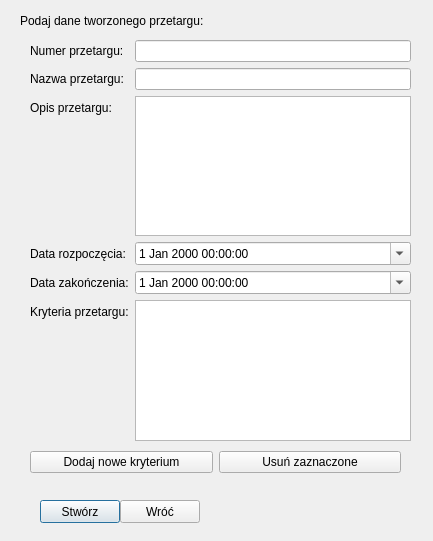
Above: klient/gui/nowaaukcja.ui from dominikj/PKRY before the change. Below: the same form after it.
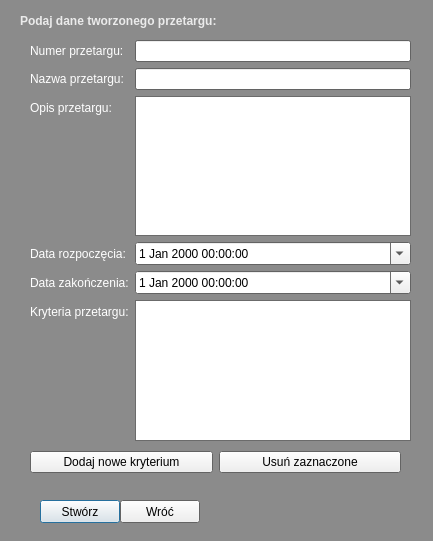
That is the form after the change.

Commit message: Poprawiono interface, dodano wyświetlanie do konsoli, wprowadzono sprawdzanie tekstu, trwa dokumentacja.

What changed in the file:
```diff
--- a/klient/gui/nowaaukcja.ui
+++ b/klient/gui/nowaaukcja.ui
@@ -10,6 +10,70 @@
     <height>541</height>
    </rect>
   </property>
+  <property name="palette">
+   <palette>
+    <active>
+     <colorrole role="Base">
+      <brush brushstyle="SolidPattern">
+       <color alpha="255">
+        <red>255</red>
+        <green>255</green>
+        <blue>255</blue>
+       </color>
+      </brush>
+     </colorrole>
+     <colorrole role="Window">
+      <brush brushstyle="SolidPattern">
+       <color alpha="255">
+        <red>139</red>
+        <green>139</green>
+        <blue>139</blue>
+       </color>
+      </brush>
+     </colorrole>
+    </active>
+    <inactive>
+     <colorrole role="Base">
+      <brush brushstyle="SolidPattern">
+       <color alpha="255">
+        <red>255</red>
+        <green>255</green>
+        <blue>255</blue>
+       </color>
+      </brush>
+     </colorrole>
+     <colorrole role="Window">
+      <brush brushstyle="SolidPattern">
+       <color alpha="255">
+        <red>139</red>
+        <green>139</green>
+        <blue>139</blue>
+       </color>
+      </brush>
+     </colorrole>
+    </inactive>
+    <disabled>
+     <colorrole role="Base">
+      <brush brushstyle="SolidPattern">
+       <color alpha="255">
+        <red>139</red>
+        <green>139</green>
+        <blue>139</blue>
+       </color>
+      </brush>
+     </colorrole>
+     <colorrole role="Window">
+      <brush brushstyle="SolidPattern">
+       <color alpha="255">
+        <red>139</red>
+        <green>139</green>
+        <blue>139</blue>
+       </color>
+      </brush>
+     </colorrole>
+    </disabled>
+   </palette>
+  </property>
   <property name="windowTitle">
    <string>Stwórz nowy przetarg</string>
   </property>
@@ -51,6 +115,43 @@
    <layout class="QFormLayout" name="formLayout">
     <item row="1" column="0">
      <widget class="QLabel" name="label">
+      <property name="palette">
+       <palette>
+        <active>
+         <colorrole role="WindowText">
+          <brush brushstyle="SolidPattern">
+           <color alpha="255">
+            <red>255</red>
+            <green>255</green>
+            <blue>255</blue>
+           </color>
+          </brush>
+         </colorrole>
+        </active>
+        <inactive>
+         <colorrole role="WindowText">
+          <brush brushstyle="SolidPattern">
+           <color alpha="255">
+            <red>255</red>
+            <green>255</green>
+            <blue>255</blue>
+           </color>
+          </brush>
+         </colorrole>
+        </inactive>
+        <disabled>
+         <colorrole role="WindowText">
+          <brush brushstyle="SolidPattern">
+           <color alpha="255">
+            <red>190</red>
+            <green>190</green>
+            <blue>190</blue>
+           </color>
+          </brush>
+         </colorrole>
+        </disabled>
+       </palette>
+      </property>
       <property name="text">
        <string>Nazwa przetargu:</string>
       </property>
@@ -61,6 +162,43 @@
     </item>
     <item row="2" column="0">
      <widget class="QLabel" name="label_2">
+      <property name="palette">
+       <palette>
+        <active>
+         <colorrole role="WindowText">
+          <brush brushstyle="SolidPattern">
+           <color alpha="255">
+            <red>255</red>
+            <green>255</green>
+            <blue>255</blue>
+           </color>
+          </brush>
+         </colorrole>
+        </active>
+        <inactive>
+         <colorrole role="WindowText">
+          <brush brushstyle="SolidPattern">
+           <color alpha="255">
+            <red>255</red>
+            <green>255</green>
+            <blue>255</blue>
+           </color>
+          </brush>
+         </colorrole>
+        </inactive>
+        <disabled>
+         <colorrole role="WindowText">
+          <brush brushstyle="SolidPattern">
+           <color alpha="255">
+            <red>190</red>
+            <green>190</green>
+            <blue>190</blue>
+           </color>
+          </brush>
+         </colorrole>
+        </disabled>
+       </palette>
+      </property>
       <property name="text">
        <string>Opis przetargu:</string>
       </property>
@@ -71,6 +209,43 @@
     </item>
     <item row="3" column="0">
      <widget class="QLabel" name="label_3">
+      <property name="palette">
+       <palette>
+        <active>
+         <colorrole role="WindowText">
+          <brush brushstyle="SolidPattern">
+           <color alpha="255">
+            <red>255</red>
+            <green>255</green>
+            <blue>255</blue>
+           </color>
+          </brush>
+         </colorrole>
+        </active>
+        <inactive>
+         <colorrole role="WindowText">
+          <brush brushstyle="SolidPattern">
+           <color alpha="255">
+            <red>255</red>
+            <green>255</green>
+            <blue>255</blue>
+           </color>
+          </brush>
+         </colorrole>
+        </inactive>
+        <disabled>
+         <colorrole role="WindowText">
+          <brush brushstyle="SolidPattern">
+           <color alpha="255">
+            <red>190</red>
+            <green>190</green>
+            <blue>190</blue>
+           </color>
+          </brush>
+         </colorrole>
+        </disabled>
+       </palette>
+      </property>
       <property name="text">
        <string>Data rozpoczęcia:</string>
       </property>
@@ -85,6 +260,43 @@
     </item>
     <item row="4" column="0">
      <widget class="QLabel" name="label_4">
+      <property name="palette">
+       <palette>
+        <active>
+         <colorrole role="WindowText">
+          <brush brushstyle="SolidPattern">
+           <color alpha="255">
+            <red>255</red>
+            <green>255</green>
+            <blue>255</blue>
+           </color>
+          </brush>
+         </colorrole>
+        </active>
+        <inactive>
+         <colorrole role="WindowText">
+          <brush brushstyle="SolidPattern">
+           <color alpha="255">
+            <red>255</red>
+            <green>255</green>
+            <blue>255</blue>
+           </color>
+          </brush>
+         </colorrole>
+        </inactive>
+        <disabled>
+         <colorrole role="WindowText">
+          <brush brushstyle="SolidPattern">
+           <color alpha="255">
+            <red>190</red>
+            <green>190</green>
+            <blue>190</blue>
+           </color>
+          </brush>
+         </colorrole>
+        </disabled>
+       </palette>
+      </property>
       <property name="text">
        <string>Data zakończenia:</string>
       </property>
@@ -99,6 +311,43 @@
     </item>
     <item row="5" column="0">
      <widget class="QLabel" name="label_5">
+      <property name="palette">
+       <palette>
+        <active>
+         <colorrole role="WindowText">
+          <brush brushstyle="SolidPattern">
+           <color alpha="255">
+            <red>255</red>
+            <green>255</green>
+            <blue>255</blue>
+           </color>
+          </brush>
+         </colorrole>
+        </active>
+        <inactive>
+         <colorrole role="WindowText">
+          <brush brushstyle="SolidPattern">
+           <color alpha="255">
+            <red>255</red>
+            <green>255</green>
+            <blue>255</blue>
+           </color>
+          </brush>
+         </colorrole>
+        </inactive>
+        <disabled>
+         <colorrole role="WindowText">
+          <brush brushstyle="SolidPattern">
+           <color alpha="255">
+            <red>190</red>
+            <green>190</green>
+            <blue>190</blue>
+           </color>
+          </brush>
+         </colorrole>
+        </disabled>
+       </palette>
+      </property>
       <property name="text">
        <string>Kryteria przetargu:</string>
       </property>
@@ -109,6 +358,43 @@
     </item>
     <item row="0" column="0">
      <widget class="QLabel" name="label_6">
+      <property name="palette">
+       <palette>
+        <active>
+         <colorrole role="WindowText">
+          <brush brushstyle="SolidPattern">
+           <color alpha="255">
+            <red>255</red>
+            <green>255</green>
+            <blue>255</blue>
+           </color>
+          </brush>
+         </colorrole>
+        </active>
+        <inactive>
+         <colorrole role="WindowText">
+          <brush brushstyle="SolidPattern">
+           <color alpha="255">
+            <red>255</red>
+            <green>255</green>
+            <blue>255</blue>
+           </color>
+          </brush>
+         </colorrole>
+        </inactive>
+        <disabled>
+         <colorrole role="WindowText">
+          <brush brushstyle="SolidPattern">
+           <color alpha="255">
+            <red>190</red>
+            <green>190</green>
+            <blue>190</blue>
+           </color>
+          </brush>
+         </colorrole>
+        </disabled>
+       </palette>
+      </property>
       <property name="text">
        <string>Numer przetargu:</string>
       </property>
@@ -150,10 +436,53 @@
     <rect>
      <x>20</x>
      <y>10</y>
-     <width>221</width>
+     <width>241</width>
      <height>21</height>
     </rect>
    </property>
+   <property name="palette">
+    <palette>
+     <active>
+      <colorrole role="WindowText">
+       <brush brushstyle="SolidPattern">
+        <color alpha="255">
+         <red>235</red>
+         <green>235</green>
+         <blue>235</blue>
+        </color>
+       </brush>
+      </colorrole>
+     </active>
+     <inactive>
+      <colorrole role="WindowText">
+       <brush brushstyle="SolidPattern">
+        <color alpha="255">
+         <red>235</red>
+         <green>235</green>
+         <blue>235</blue>
+        </color>
+       </brush>
+      </colorrole>
+     </inactive>
+     <disabled>
+      <colorrole role="WindowText">
+       <brush brushstyle="SolidPattern">
+        <color alpha="255">
+         <red>190</red>
+         <green>190</green>
+         <blue>190</blue>
+        </color>
+       </brush>
+      </colorrole>
+     </disabled>
+    </palette>
+   </property>
+   <property name="font">
+    <font>
+     <weight>75</weight>
+     <bold>true</bold>
+    </font>
+   </property>
    <property name="text">
     <string>Podaj dane tworzonego przetargu:</string>
    </property>
```
The commit also changes 7 other files.
